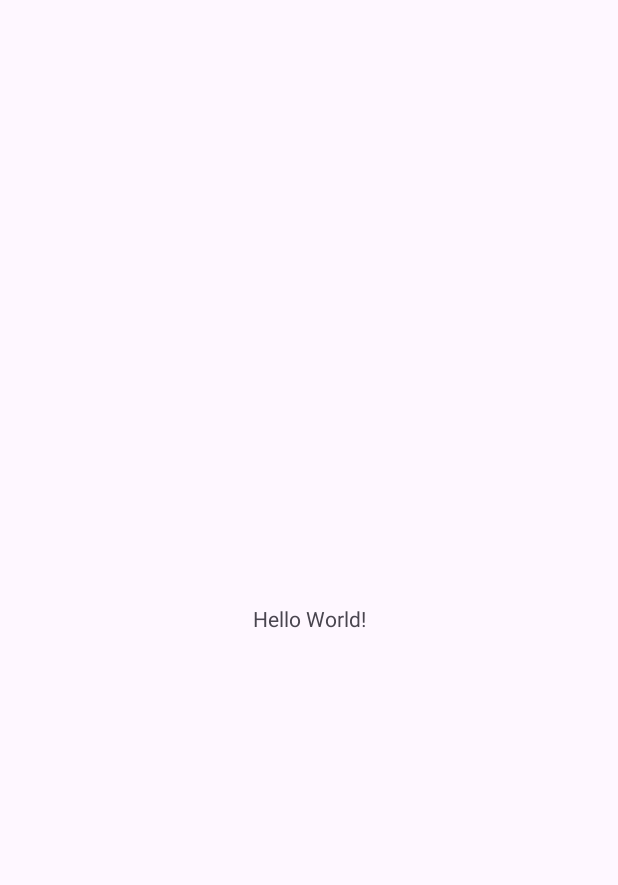
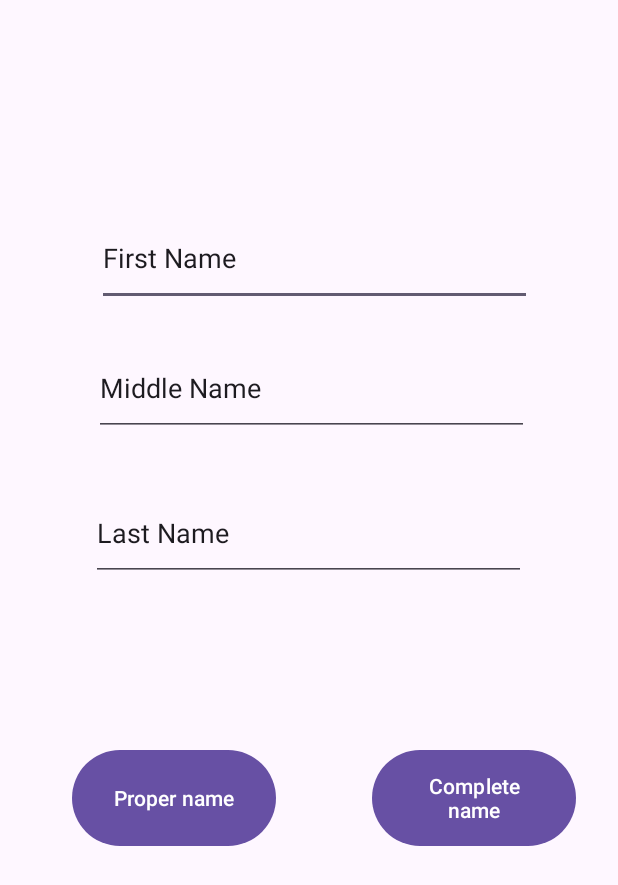
Before and after one commit to DaleElroy/Mark-Dale-Elroy-Bagui-Block3-Activity1, an Android app: the screen it shows after launch (MainActivity), on a phone screen of 412 x 824 dp. Before the commit the part shown is almost empty. Shown: the top 885 px of the screen. Run offline under Robolectric (Android 15) with nearby library versions, the phone set to English and light mode, and no system bars.

Commit message:
Layout username

```diff
--- a/app/src/main/res/layout/activity_main.xml
+++ b/app/src/main/res/layout/activity_main.xml
@@ -6,13 +6,69 @@
     android:layout_height="match_parent"
     tools:context=".MainActivity">
 
-    <TextView
-        android:layout_width="wrap_content"
-        android:layout_height="wrap_content"
-        android:text="Hello World!"
+    <EditText
+        android:id="@+id/et_first_name"
+        android:layout_width="290dp"
+        android:layout_height="63dp"
+        android:ems="10"
+        android:inputType="text"
+        android:text="First Name"
         app:layout_constraintBottom_toBottomOf="parent"
         app:layout_constraintEnd_toEndOf="parent"
+        app:layout_constraintHorizontal_bias="0.528"
         app:layout_constraintStart_toStartOf="parent"
-        app:layout_constraintTop_toTopOf="parent" />
+        app:layout_constraintTop_toTopOf="parent"
+        app:layout_constraintVertical_bias="0.185" />
 
+    <EditText
+        android:id="@+id/et_middle_name"
+        android:layout_width="290dp"
+        android:layout_height="63dp"
+        android:ems="10"
+        android:inputType="text"
+        android:text="Middle Name"
+        app:layout_constraintBottom_toBottomOf="parent"
+        app:layout_constraintEnd_toEndOf="parent"
+        app:layout_constraintHorizontal_bias="0.515"
+        app:layout_constraintStart_toStartOf="parent"
+        app:layout_constraintTop_toTopOf="parent"
+        app:layout_constraintVertical_bias="0.299" />
+
+    <EditText
+        android:id="@+id/et_last_name"
+        android:layout_width="290dp"
+        android:layout_height="63dp"
+        android:ems="10"
+        android:inputType="text"
+        android:text="Last Name"
+        app:layout_constraintBottom_toBottomOf="parent"
+        app:layout_constraintEnd_toEndOf="parent"
+        app:layout_constraintHorizontal_bias="0.496"
+        app:layout_constraintStart_toStartOf="parent"
+        app:layout_constraintTop_toTopOf="parent"
+        app:layout_constraintVertical_bias="0.426" />
+
+    <Button
+        android:id="@+id/bt_Propper"
+        android:layout_width="136dp"
+        android:layout_height="72dp"
+        android:text="Proper name"
+        app:layout_constraintBottom_toBottomOf="parent"
+        app:layout_constraintEnd_toEndOf="parent"
+        app:layout_constraintHorizontal_bias="0.174"
+        app:layout_constraintStart_toStartOf="parent"
+        app:layout_constraintTop_toTopOf="parent"
+        app:layout_constraintVertical_bias="0.66" />
+
+    <Button
+        android:id="@+id/bt_Complete"
+        android:layout_width="136dp"
+        android:layout_height="72dp"
+        android:text="Complete name"
+        app:layout_constraintBottom_toBottomOf="parent"
+        app:layout_constraintEnd_toEndOf="parent"
+        app:layout_constraintHorizontal_bias="0.898"
+        app:layout_constraintStart_toStartOf="parent"
+        app:layout_constraintTop_toTopOf="parent"
+        app:layout_constraintVertical_bias="0.66" />
 </androidx.constraintlayout.widget.ConstraintLayout>
```
